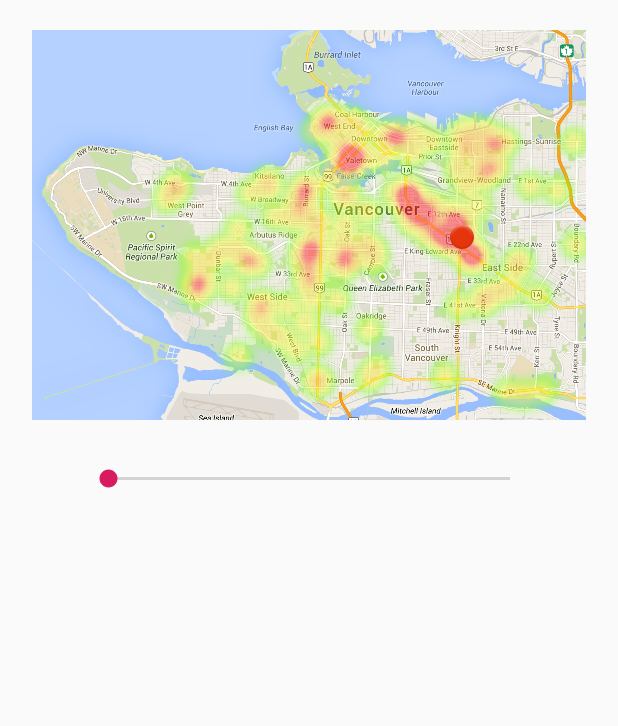
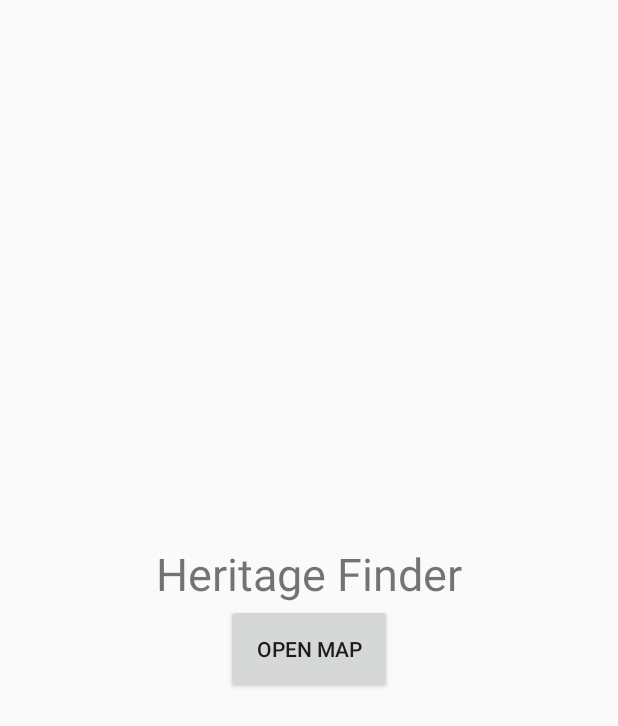
Before and after one commit to AKing58/HeritageFinder, an Android app: the screen it shows after launch (MainActivity), on a phone screen of 412 x 824 dp. Shown: the top 726 px of the screen. Run offline under Robolectric (Android 15) with nearby library versions, the phone set to English and light mode, and no system bars; 4 statements that could not run were skipped.

Commit message:
Changed MainActivity, markers placed properly, markers now display info

```diff
--- a/app/src/main/java/com/example/heritagefinder/JsonReader.java
+++ b/app/src/main/java/com/example/heritagefinder/JsonReader.java
@@ -34,7 +34,7 @@ public class JsonReader {
 //                }
                 //Building b = new Building(buildingName,coords[0][0],coords[0][1]);
 
-                Building b = new Building(buildingName,0.1,0.1);
+                Building b = new Building(buildingName,0.1,0.1, 0, "");
                 b.setName(buildingName);
                 buildings.add(b);
             }
@@ -57,7 +57,9 @@ public class JsonReader {
                 String buildingName = properties.getString("NAME");
                 double x = properties.getDouble("x");
                 double y = properties.getDouble("y");
-                Building b = new Building(buildingName,x,y);
+                int age = properties.getInt("AGE");
+                String desc = properties.getString("DESC2");
+                Building b = new Building(buildingName,y,x,age,desc);
                 b.setName(buildingName);
                 buildings.add(b);
             }
--- a/app/src/main/java/com/example/heritagefinder/MainActivity.java
+++ b/app/src/main/java/com/example/heritagefinder/MainActivity.java
@@ -10,7 +10,7 @@ import android.widget.SeekBar;
 
 import java.util.ArrayList;
 
-public class MainActivity extends AppCompatActivity implements SeekBar.OnSeekBarChangeListener {
+public class MainActivity extends AppCompatActivity{
     ArrayList<Building> hertiageBuildings = new ArrayList<>();
     ArrayList<Building> buildingsAgeBuildings = new ArrayList<>();
 
@@ -19,10 +19,8 @@ public class MainActivity extends AppCompatActivity implements SeekBar.OnSeekBar
     protected void onCreate(Bundle savedInstanceState) {
         super.onCreate(savedInstanceState);
         setContentView(R.layout.activity_main);
-        hertiageBuildings.add(new Building("BCIT",  49.250115, -123.000978));
-        hertiageBuildings.add(new Building("Metrotown", 49.226767, -122.999108));
-        SeekBar seekBar = this.findViewById(R.id.seekBar3);
-        seekBar.setOnSeekBarChangeListener(this);
+        //SeekBar seekBar = this.findViewById(R.id.seekBar3);
+        //seekBar.setOnSeekBarChangeListener(this);
         new AsyncTest().execute();
     }
 
@@ -30,7 +28,7 @@ public class MainActivity extends AppCompatActivity implements SeekBar.OnSeekBar
         Intent i = new Intent(this, DetailsActivity.class);
         startActivity(i);
     }
-
+/*
     @Override
     public void onProgressChanged(SeekBar seekBar, int progress, boolean fromUser) {
         Intent i = new Intent(this, MapsActivity.class);
@@ -39,7 +37,16 @@ public class MainActivity extends AppCompatActivity implements SeekBar.OnSeekBar
         i.putExtras(bun);
         startActivity(i);
     }
+    */
 
+    public void openMaps(View view){
+        Intent i = new Intent(this, MapsActivity.class);
+        Bundle bun = new Bundle();
+        bun.putSerializable("buildings", hertiageBuildings);
+        i.putExtras(bun);
+        startActivity(i);
+    }
+/*
     @Override
     public void onStartTrackingTouch(SeekBar seekBar) {
 
@@ -49,7 +56,7 @@ public class MainActivity extends AppCompatActivity implements SeekBar.OnSeekBar
     public void onStopTrackingTouch(SeekBar seekBar) {
 
     }
-
+*/
     private class AsyncTest extends AsyncTask<Void,Void,Void> {
 
         @Override
@@ -66,7 +73,6 @@ public class MainActivity extends AppCompatActivity implements SeekBar.OnSeekBar
 //            Log.d("xyz","xyz buildingAgeGrabber raw: "+buildingAgeGrabber.downloadedRaw.length());
 //            buildingsAgeBuildings = JsonReader.readerBuildingAge(buildingAgeGrabber.downloadedRaw);
 //            Log.d("xyz","xyz buildingAgeGrabber download: "+buildingsAgeBuildings.size());
-
             return null;
         }
 
--- a/app/src/main/res/layout/activity_main.xml
+++ b/app/src/main/res/layout/activity_main.xml
@@ -6,36 +6,35 @@
     android:layout_height="match_parent"
     tools:context=".MainActivity">
 
-    <ImageView
-        android:id="@+id/imageView"
-        android:layout_width="wrap_content"
-        android:layout_height="300dp"
-        android:contentDescription="@string/todo"
-        android:padding="20dp"
-        app:layout_constraintEnd_toEndOf="parent"
-        app:layout_constraintStart_toStartOf="parent"
-        app:layout_constraintTop_toTopOf="parent"
-        app:srcCompat="@drawable/heatmap" />
-
-    <SeekBar
-        android:id="@+id/seekBar3"
-        android:layout_width="300dp"
-        android:layout_height="wrap_content"
-        android:layout_marginTop="10dp"
+    <LinearLayout
+        android:layout_width="395dp"
+        android:layout_height="329dp"
+        android:orientation="vertical"
+        android:gravity="center"
+        app:layout_constraintBottom_toBottomOf="parent"
         app:layout_constraintEnd_toEndOf="parent"
         app:layout_constraintHorizontal_bias="0.5"
         app:layout_constraintStart_toStartOf="parent"
-        app:layout_constraintTop_toBottomOf="@+id/imageView" />
+        app:layout_constraintTop_toTopOf="parent">
 
-    <ImageView
-        android:id="@+id/imageView2"
-        android:layout_width="wrap_content"
-        android:layout_height="wrap_content"
-        android:layout_marginStart="300dp"
-        android:layout_marginTop="150dp"
-        android:onClick="getDetails"
-        app:layout_constraintStart_toStartOf="@+id/imageView"
-        app:layout_constraintTop_toTopOf="parent"
-        app:srcCompat="@android:drawable/ic_notification_overlay" />
+        <TextView
+            android:id="@+id/textView"
+            android:layout_width="wrap_content"
+            android:layout_height="wrap_content"
+            android:text="@string/heritage_finder"
+            android:textSize="30sp"
+            app:layout_constraintBottom_toBottomOf="parent"
+            app:layout_constraintEnd_toEndOf="parent"
+            app:layout_constraintStart_toStartOf="parent"
+            app:layout_constraintTop_toTopOf="parent"
+            app:layout_constraintVertical_bias="0.31" />
 
+        <Button
+            android:id="@+id/button2"
+            android:layout_width="wrap_content"
+            android:layout_height="wrap_content"
+            android:onClick="openMaps"
+            android:padding="20dp"
+            android:text="@string/open_map" />
+    </LinearLayout>
 </android.support.constraint.ConstraintLayout>
--- a/app/src/main/res/values/strings.xml
+++ b/app/src/main/res/values/strings.xml
@@ -6,4 +6,6 @@
     <string name="todo">TODO</string>
     <string name="construction_completed">Construction Completed: 1940</string>
     <string name="title_activity_maps">Map</string>
+    <string name="open_map">Open Map</string>
+    <string name="heritage_finder">Heritage Finder</string>
 </resources>
```
Also changed, not shown: app/src/main/java/com/example/heritagefinder/Building.java (+9 -1 lines), app/src/main/java/com/example/heritagefinder/MapsActivity.java (+52 -4 lines), app/src/main/res/layout/activity_main_copy.xml (added, +41 -0 lines).
